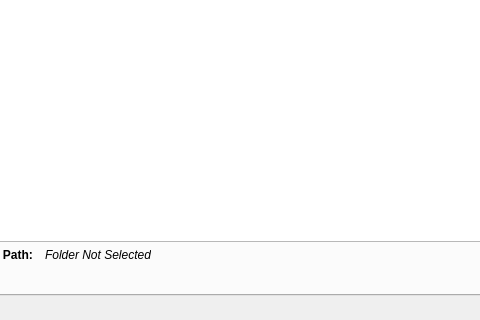
BlueQuartzSoftware/MetaForge, file mainwindow.ui: the form before one commit; both pictures show x 458 to 938 and y 429 to 749 of the 1328 by 749 pixel window.
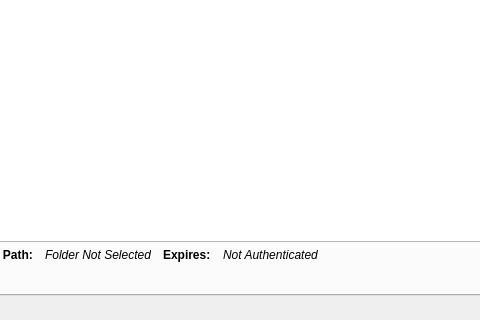
The form after the commit. Icons and pictures are not drawn.

```diff
--- a/mainwindow.ui
+++ b/mainwindow.ui
@@ -829,6 +829,31 @@
             </property>
            </widget>
           </item>
+          <item>
+           <widget class="QLabel" name="label_7">
+            <property name="font">
+             <font>
+              <weight>75</weight>
+              <bold>true</bold>
+             </font>
+            </property>
+            <property name="text">
+             <string>Expires:</string>
+            </property>
+           </widget>
+          </item>
+          <item>
+           <widget class="QLabel" name="hyperThoughtExpiresIn">
+            <property name="font">
+             <font>
+              <italic>true</italic>
+             </font>
+            </property>
+            <property name="text">
+             <string>Not Authenticated</string>
+            </property>
+           </widget>
+          </item>
           <item>
            <spacer name="horizontalSpacer_6">
             <property name="orientation">
```
